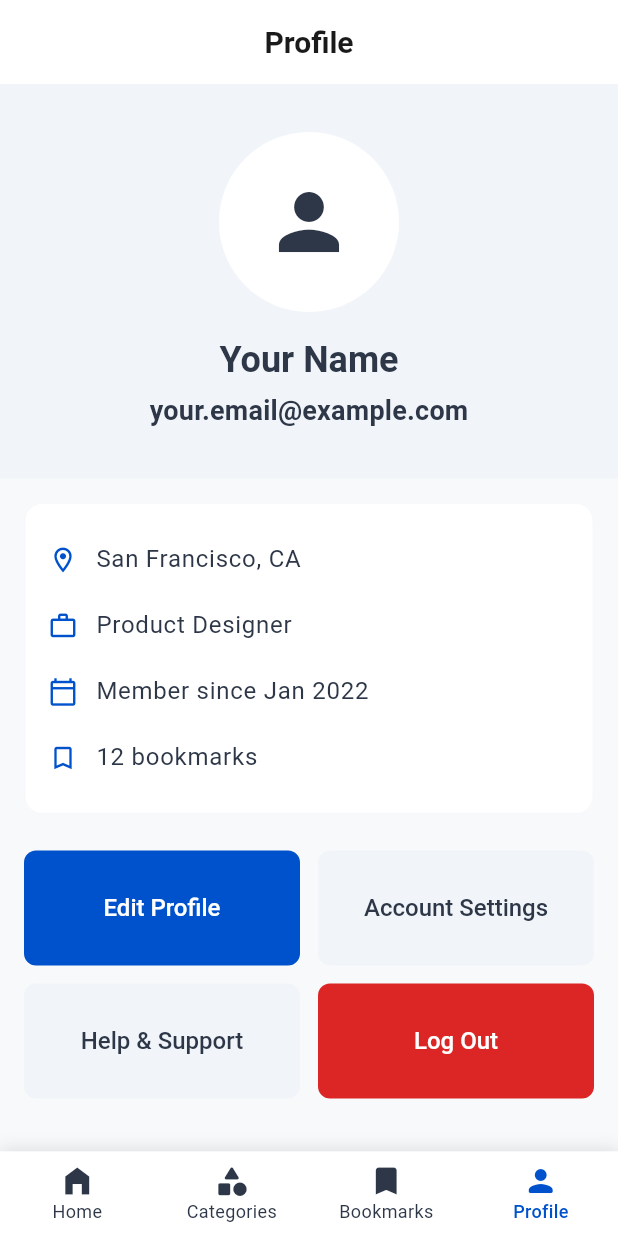
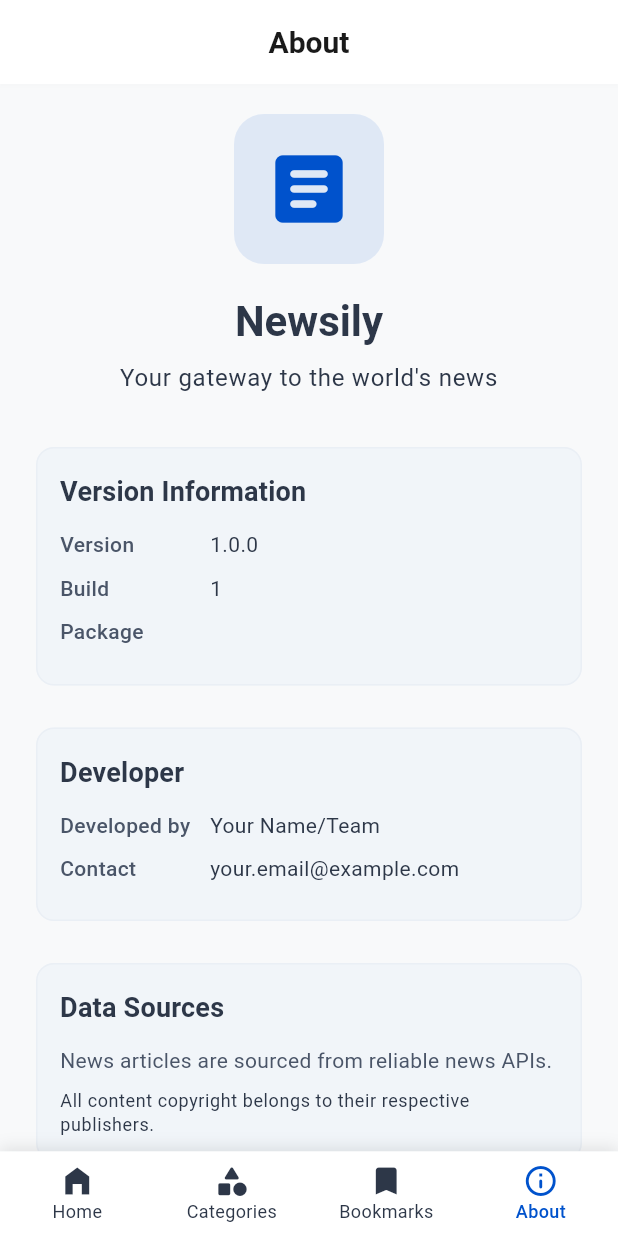
Before and after one commit to MosalahDJ/Newsili, a Flutter app: the screen it shows after launch, item 4 of the bottom bar chosen, on a phone screen of 412 x 824 dp. Run offline on Flutter 3.47's test engine with Material 3 defaults, Android fonts, the light colour scheme and no system bars; our stand-ins replace cached_network_image, carousel_slider, equatable, flutter_bloc, flutter_dotenv, package_info_plus and 5 more; accounts and stored records are empty; network calls fail.

Commit message:
refactor: replace ProfilePage with AboutPage and update dependencies for package_info_plus

```diff
--- a/lib/presentation/main_page.dart
+++ b/lib/presentation/main_page.dart
@@ -4,7 +4,7 @@ import 'package:newsily/logic/cubit/fetch_data/fetch_cubit.dart';
 import 'package:newsily/presentation/screens/bookmarks_page.dart';
 import 'package:newsily/presentation/screens/categorypage.dart';
 import 'package:newsily/presentation/screens/home_page.dart';
-import 'package:newsily/presentation/screens/profile_page.dart';
+import 'package:newsily/presentation/screens/about_page.dart';
 
 class MainPage extends StatefulWidget {
   const MainPage({super.key});
@@ -26,7 +26,7 @@ class _MainPageState extends State<MainPage> {
     HomePage(),
     const CategoryPage(),
     BookmarksPage(),
-    ProfilePage(),
+    AboutPage(),
   ];
 
   void _onItemTapped(int index) {
@@ -89,8 +89,8 @@ class _MainPageState extends State<MainPage> {
               label: "Bookmarks",
             ),
             BottomNavigationBarItem(
-              icon: Icon(Icons.person_rounded),
-              label: "Profile",
+              icon: Icon(Icons.info_outline_rounded),
+              label: "About",
             ),
           ],
         ),
--- /dev/null
+++ b/lib/presentation/screens/about_page.dart
@@ -0,0 +1,255 @@
+import 'package:flutter/material.dart';
+import 'package:package_info_plus/package_info_plus.dart';
+import 'package:url_launcher/url_launcher.dart';
+
+class AboutPage extends StatelessWidget {
+  const AboutPage({super.key});
+
+  Future<PackageInfo> _getPackageInfo() async {
+    return await PackageInfo.fromPlatform();
+  }
+
+  @override
+  Widget build(BuildContext context) {
+    return Scaffold(
+      appBar: AppBar(title: const Text('About'), centerTitle: true),
+      body: FutureBuilder<PackageInfo>(
+        future: _getPackageInfo(),
+        builder: (context, snapshot) {
+          final packageInfo = snapshot.data;
+
+          return SingleChildScrollView(
+            padding: const EdgeInsets.all(20),
+            child: Column(
+              crossAxisAlignment: CrossAxisAlignment.center,
+              children: [
+                // App Logo/Icon
+                Container(
+                  width: 100,
+                  height: 100,
+                  decoration: BoxDecoration(
+                    color: Theme.of(
+                      context,
+                    ).colorScheme.primary.withValues(alpha: 0.1),
+                    borderRadius: BorderRadius.circular(20),
+                  ),
+                  child: Icon(
+                    Icons.article_rounded,
+                    size: 60,
+                    color: Theme.of(context).colorScheme.primary,
+                  ),
+                ),
+                const SizedBox(height: 20),
+
+                // App Name
+                Text(
+                  'Newsily',
+                  style: Theme.of(context).textTheme.headlineMedium?.copyWith(
+                    fontWeight: FontWeight.bold,
+                  ),
+                ),
+                const SizedBox(height: 8),
+
+                // Tagline
+                Text(
+                  'Your gateway to the world\'s news',
+                  style: Theme.of(context).textTheme.bodyLarge?.copyWith(
+                    color: Theme.of(context).colorScheme.onSurfaceVariant,
+                  ),
+                  textAlign: TextAlign.center,
+                ),
+                const SizedBox(height: 30),
+
+                // Version Info
+                if (packageInfo != null)
+                  _buildInfoCard(
+                    context,
+                    title: 'Version Information',
+                    children: [
+                      _buildInfoRow(context, 'Version', packageInfo.version),
+                      _buildInfoRow(context, 'Build', packageInfo.buildNumber),
+                      _buildInfoRow(
+                        context,
+                        'Package',
+                        packageInfo.packageName,
+                      ),
+                    ],
+                  ),
+
+                const SizedBox(height: 20),
+
+                // Developer Info
+                _buildInfoCard(
+                  context,
+                  title: 'Developer',
+                  children: [
+                    _buildInfoRow(context, 'Developed by', 'Your Name/Team'),
+                    _buildInfoRow(context, 'Contact', 'your.email@example.com'),
+                  ],
+                ),
+
+                const SizedBox(height: 20),
+
+                // Data Sources
+                _buildInfoCard(
+                  context,
+                  title: 'Data Sources',
+                  children: [
+                    Text(
+                      'News articles are sourced from reliable news APIs.',
+                      style: Theme.of(context).textTheme.bodyMedium,
+                    ),
+                    const SizedBox(height: 8),
+                    Text(
+                      'All content copyright belongs to their respective publishers.',
+                      style: Theme.of(context).textTheme.bodySmall?.copyWith(
+                        color: Theme.of(context).colorScheme.onSurfaceVariant,
+                      ),
+                    ),
+                  ],
+                ),
+
+                const SizedBox(height: 20),
+
+                // Links Section
+                _buildInfoCard(
+                  context,
+                  title: 'Links',
+                  children: [
+                    _buildLinkButton(
+                      context,
+                      icon: Icons.privacy_tip_outlined,
+                      label: 'Privacy Policy',
+                      onTap: () => _launchUrl('https://yourdomain.com/privacy'),
+                    ),
+                    _buildLinkButton(
+                      context,
+                      icon: Icons.description_outlined,
+                      label: 'Terms of Service',
+                      onTap: () => _launchUrl('https://yourdomain.com/terms'),
+                    ),
+                    _buildLinkButton(
+                      context,
+                      icon: Icons.code_outlined,
+                      label: 'GitHub Repository',
+                      onTap: () =>
+                          _launchUrl('https://github.com/yourusername/newsily'),
+                    ),
+                  ],
+                ),
+
+                const SizedBox(height: 30),
+
+                // Footer
+                Text(
+                  'Made with ❤️ for news readers worldwide',
+                  style: Theme.of(context).textTheme.bodySmall?.copyWith(
+                    color: Theme.of(context).colorScheme.onSurfaceVariant,
+                  ),
+                ),
+                const SizedBox(height: 10),
+                Text(
+                  '© ${DateTime.now().year} Newsily',
+                  style: Theme.of(context).textTheme.bodySmall?.copyWith(
+                    color: Theme.of(context).colorScheme.onSurfaceVariant,
+                  ),
+                ),
+              ],
+            ),
+          );
+        },
+      ),
+    );
+  }
+
+  Widget _buildInfoCard(
+    BuildContext context, {
+    required String title,
+    required List<Widget> children,
+  }) {
+    return Card(
+      elevation: 0,
+      color: Theme.of(context).colorScheme.surfaceContainerHighest,
+      child: Padding(
+        padding: const EdgeInsets.all(16),
+        child: Column(
+          crossAxisAlignment: CrossAxisAlignment.start,
+          children: [
+            Text(
+              title,
+              style: Theme.of(
+                context,
+              ).textTheme.titleMedium?.copyWith(fontWeight: FontWeight.w600),
+            ),
+            const SizedBox(height: 12),
+            ...children,
+          ],
+        ),
+      ),
+    );
+  }
+
+  Widget _buildInfoRow(BuildContext context, String label, String value) {
+    return Padding(
+      padding: const EdgeInsets.only(bottom: 8),
+      child: Row(
+        crossAxisAlignment: CrossAxisAlignment.start,
+        children: [
+          SizedBox(
+            width: 100,
+            child: Text(
+              label,
+              style: const TextStyle(fontWeight: FontWeight.w500),
+            ),
+          ),
+          Expanded(
+            child: Text(
+              value,
+              style: TextStyle(
+                color: Theme.of(context).colorScheme.onSurfaceVariant,
+              ),
+            ),
+          ),
+        ],
+      ),
+    );
+  }
+
+  Widget _buildLinkButton(
+    BuildContext context, {
+    required IconData icon,
+    required String label,
+    required VoidCallback onTap,
+  }) {
+    return Padding(
+      padding: const EdgeInsets.only(bottom: 12),
+      child: InkWell(
+        onTap: onTap,
+        borderRadius: BorderRadius.circular(8),
+        child: Padding(
+          padding: const EdgeInsets.all(8),
+          child: Row(
+            children: [
+              Icon(icon, size: 20),
+              const SizedBox(width: 12),
+              Text(label, style: Theme.of(context).textTheme.bodyMedium),
+              const Spacer(),
+              Icon(
+                Icons.arrow_outward,
+                size: 16,
+                color: Theme.of(context).colorScheme.onSurfaceVariant,
+              ),
+            ],
+          ),
+        ),
+      ),
+    );
+  }
+
+  Future<void> _launchUrl(String url) async {
+    final uri = Uri.parse(url);
+    if (await canLaunchUrl(uri)) {
+      await launchUrl(uri);
+    }
+  }
+}
```
Also changed, not shown: lib/presentation/screens/profile_page.dart (deleted, +0 -201 lines), pubspec.yaml (+6 -5 lines), pubspec.lock, 1 other file.
